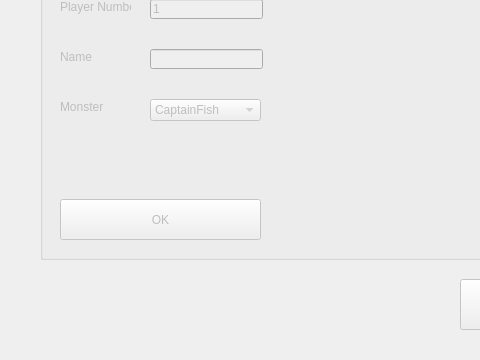
Qt form welcomescreen.ui (adnanutayim/KONY) before a commit; both pictures show x 0 to 480 and y 231 to 591 of the 712 by 591 pixel window.
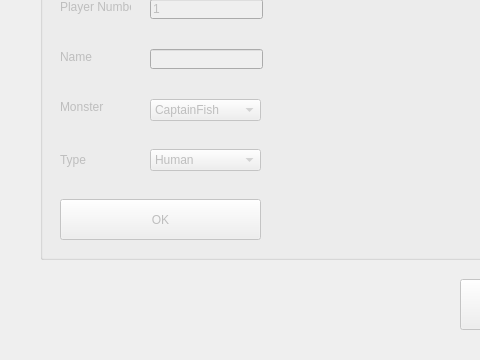
The same form after that commit.

```diff
--- a/welcomescreen.ui
+++ b/welcomescreen.ui
@@ -265,6 +265,50 @@
      <bool>true</bool>
     </property>
    </widget>
+   <widget class="QComboBox" name="playerTypeEdit">
+    <property name="geometry">
+     <rect>
+      <x>110</x>
+      <y>190</y>
+      <width>111</width>
+      <height>22</height>
+     </rect>
+    </property>
+    <property name="editable">
+     <bool>false</bool>
+    </property>
+    <property name="currentText">
+     <string>Human</string>
+    </property>
+    <item>
+     <property name="text">
+      <string>Human</string>
+     </property>
+    </item>
+    <item>
+     <property name="text">
+      <string>Moderate</string>
+     </property>
+    </item>
+    <item>
+     <property name="text">
+      <string>Aggressive</string>
+     </property>
+    </item>
+   </widget>
+   <widget class="QLabel" name="label_5">
+    <property name="geometry">
+     <rect>
+      <x>20</x>
+      <y>190</y>
+      <width>61</width>
+      <height>21</height>
+     </rect>
+    </property>
+    <property name="text">
+     <string>Type</string>
+    </property>
+   </widget>
   </widget>
   <widget class="QGroupBox" name="groupBox_3">
    <property name="geometry">
```
